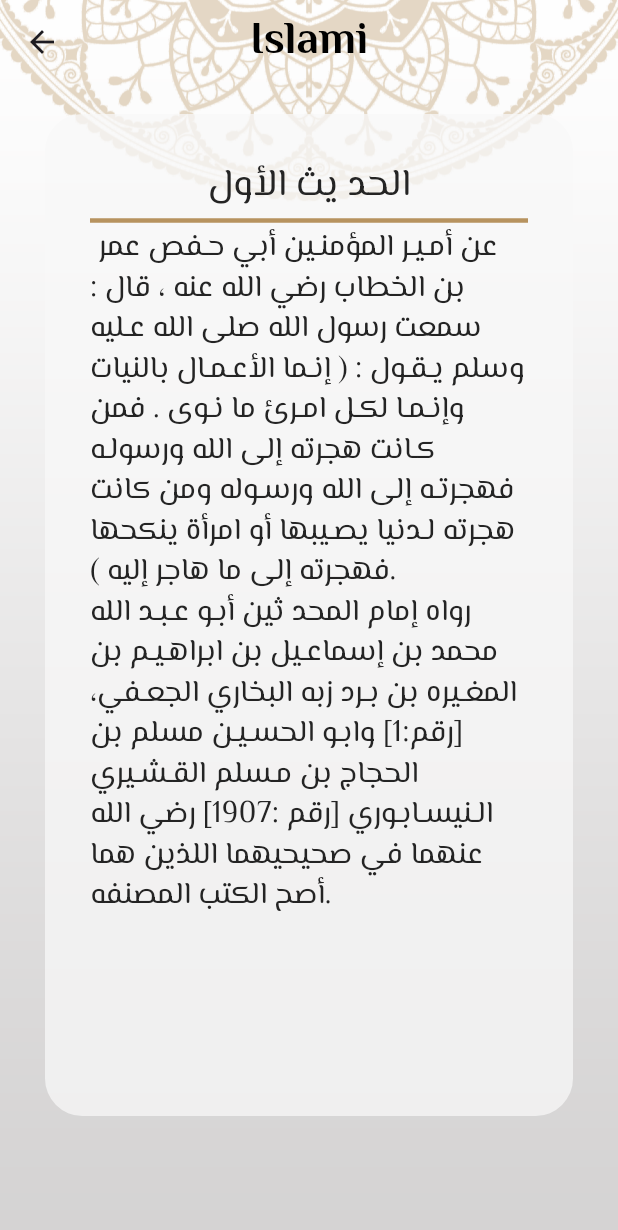
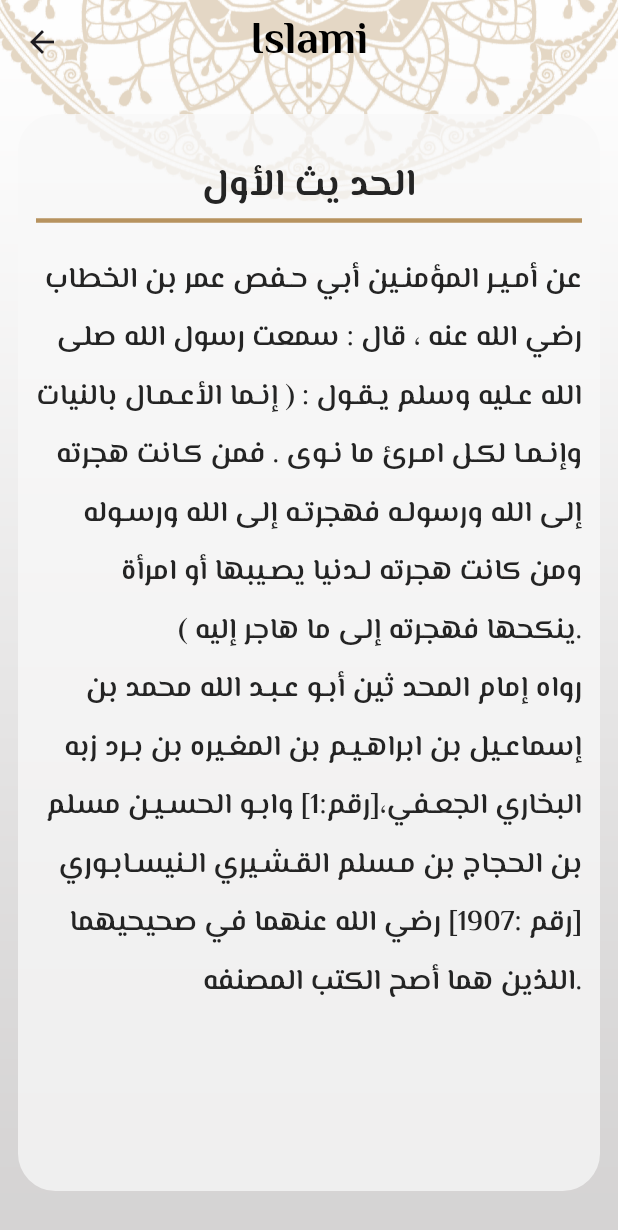
Before and after one commit to Al-Hussein-Mohamed/Islami-app, a Flutter app: the HadithView widget shown alone on an empty page, opened directly, after a tap on an icon or button, on a phone screen of 412 x 824 dp. Shown: the top 1230 px of the screen. Run offline on Flutter 3.47's test engine with Material 3 defaults, Android fonts, the phone set to English and light mode, and no system bars; our stand-ins replace animated_custom_dropdown; generated files the repository leaves out were written again.

```diff
--- a/lib/core/theme/application_theme_data.dart
+++ b/lib/core/theme/application_theme_data.dart
@@ -63,6 +63,13 @@ class ApplicationThemeManager {
         fontFamily: "ElMessiri",
         fontSize: 25,
         fontWeight: FontWeight.w400,
+        color: Color(0xFF242424),
+      ),
+      displaySmall: TextStyle(
+        fontFamily: "ElMessiri",
+        height: 2,
+        fontSize: 19.5,
+        fontWeight: FontWeight.w600,
         color: Color(0xFF242424),
       ),
     ),
@@ -132,6 +139,13 @@ class ApplicationThemeManager {
         fontWeight: FontWeight.w400,
         color: primaryDarkColor,
       ),
+      displaySmall: TextStyle(
+        fontFamily: "ElMessiri",
+        height: 2,
+        fontSize: 19.5,
+        fontWeight: FontWeight.w600,
+        color: primaryColor,
+      ),
     ),
   );
 }
--- a/lib/moduls/hadith/hadith_details_view.dart
+++ b/lib/moduls/hadith/hadith_details_view.dart
@@ -37,9 +37,9 @@ class HadithDetailsView extends StatelessWidget {
         ),
         body: Container(
           margin:
-              const EdgeInsets.only(right: 30, left: 30, top: 20, bottom: 80),
+              const EdgeInsets.only(right: 12, left: 12, top: 20, bottom: 30),
           padding:
-              const EdgeInsets.only(right: 30, left: 30, top: 30, bottom: 80),
+              const EdgeInsets.only(right: 12, left: 12, top: 30, bottom: 30),
           decoration: BoxDecoration(
             color: Color(provider.isDark() ? 0xFF141A2E : 0xFFF8F8F8)
                 .withOpacity(.75),
@@ -49,16 +49,20 @@ class HadithDetailsView extends StatelessWidget {
             children: [
               Text(
                 data.substring(0, idx),
-                style: theme.textTheme.bodyMedium,
+                style: theme.textTheme.bodyMedium?.copyWith(
+                  fontWeight: FontWeight.w800,
+                ),
               ),
               const Divider(),
+              const SizedBox(
+                height: 15,
+              ),
               Expanded(
                 child: SingleChildScrollView(
                   child: Text(
+                    textAlign: TextAlign.right,
                     data.substring(idx + 1),
-                    style: theme.textTheme.bodySmall?.copyWith(
-                      fontSize: 20,
-                    ),
+                    style: theme.textTheme.displaySmall,
                   ),
                 ),
               )
--- a/lib/moduls/hadith/hadith_view.dart
+++ b/lib/moduls/hadith/hadith_view.dart
@@ -1,6 +1,9 @@
 import 'package:flutter/material.dart';
 import 'package:flutter/services.dart';
 import 'package:islami/moduls/hadith/hadith_details_view.dart';
+import 'package:provider/provider.dart';
+
+import '../../core/setting_provider.dart';
 
 class HadithView extends StatefulWidget {
   const HadithView({super.key});
@@ -15,6 +18,9 @@ class _HadithViewState extends State<HadithView> {
   @override
   Widget build(BuildContext context) {
     var theme = Theme.of(context);
+    var provider = Provider.of<SettingProvider>(context);
+    var textColor =
+        provider.isDark() ? const Color(0xFFC29A13) : const Color(0xFF242424);
     if (hadith.isEmpty) loadHadithData();
     return Column(
       children: [
@@ -42,7 +48,9 @@ class _HadithViewState extends State<HadithView> {
                 padding: const EdgeInsets.all(7.0),
                 child: Text(
                   "الحديث رقم ${idx + 1}",
-                  style: theme.textTheme.bodyMedium,
+                  style: theme.textTheme.bodyMedium?.copyWith(
+                    color: textColor,
+                  ),
                   textAlign: TextAlign.center,
                 ),
               ),
```
Also changed, not shown: lib/moduls/quran/quran_details_view.dart (+24 -12 lines), lib/moduls/quran/widgets/sura_title_widget.dart (+17 -6 lines), lib/moduls/sebha/sebha_view.dart (+11 -5 lines).
